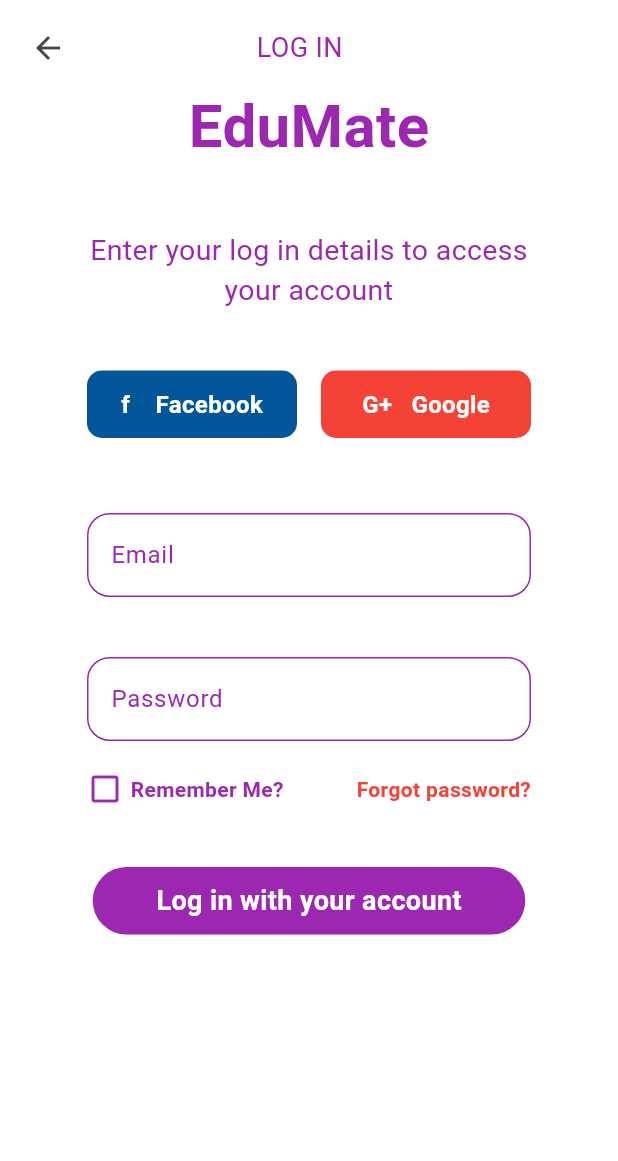
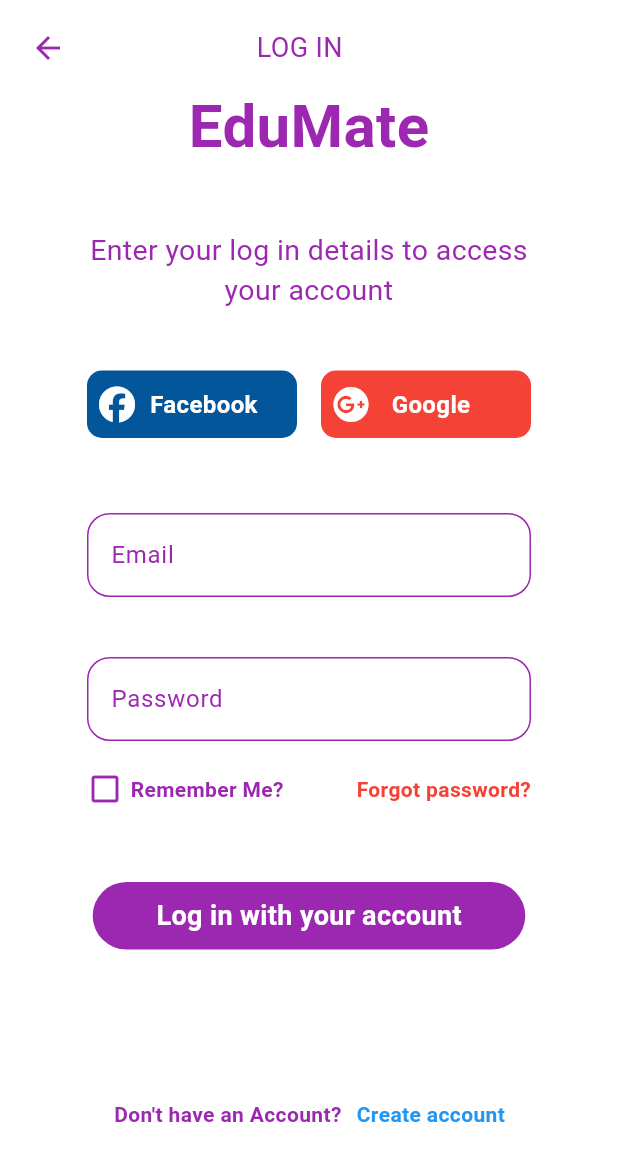
Before and after one commit to Eranga035225/learning_app_flutter, a Flutter app: the LoginScreen screen opened directly, on a phone screen of 412 x 824 dp. Shown: the top 1161 px of the screen. Run offline on Flutter 3.47's test engine with Material 3 defaults, Android fonts, the phone set to English and light mode, and no system bars; our stand-ins replace font_awesome_flutter, logger; network calls fail.

Commit message:
developed login screen completly

```diff
--- a/lib/screens/login_screen.dart
+++ b/lib/screens/login_screen.dart
@@ -1,4 +1,6 @@
 import 'package:flutter/material.dart';
+import 'package:font_awesome_flutter/font_awesome_flutter.dart';
+import 'package:learning_app_flutter/screens/myClasses.dart';
 import 'package:learning_app_flutter/screens/welcome_screen.dart';
 
 class LoginScreen extends StatefulWidget {
@@ -26,7 +28,9 @@
                   children: [
                     Align(
                       alignment: Alignment.topLeft,
-                      child: BackButton()
+                      child: BackButton(
+                        color:Colors.purple
+                      )
                     ),
                     SizedBox(width:115),
                     Text('LOG IN' , style: TextStyle(color:Colors.purple, fontSize: 18),),
@@ -48,7 +52,17 @@
                         color: const Color.fromARGB(255, 3, 86, 154),
                         borderRadius: BorderRadius.circular(10),
                       ),
-                      child: Center(child: Text('f    Facebook', style:TextStyle(color:Colors.white, fontSize: 16, fontWeight: FontWeight.bold))),
+                      child: Center(child: Padding(
+                        padding: const EdgeInsets.all(8.0),
+                        child: Row(
+                          children: [
+                             Icon(FontAwesomeIcons.facebook, color: Colors.white,),
+                             SizedBox(width:10),
+                            Text('Facebook', style:TextStyle(color:Colors.white, fontSize: 16, fontWeight: FontWeight.bold)),
+
+                          ],
+                        ),
+                      )),
 
 
 
@@ -61,7 +75,16 @@
                         color: Colors.red,
                         borderRadius: BorderRadius.circular(10),
                       ),
-                      child: Center(child: Text('G+   Google', style:TextStyle(color:Colors.white, fontSize: 16, fontWeight: FontWeight.bold))),
+                      child: Center(child: Padding(
+                        padding: const EdgeInsets.all(8.0),
+                        child: Row(
+                          children: [
+                            Icon(FontAwesomeIcons.googlePlus, color: Colors.white,),
+                            SizedBox(width:15),
+                            Text('Google', style:TextStyle(color:Colors.white, fontSize: 16, fontWeight: FontWeight.bold)),
+                          ],
+                        ),
+                      )),
 
 
 
@@ -146,10 +169,25 @@
                   ],),
                 ),
 
-                SizedBox(height:20),
+                SizedBox(height:30),
 
-                CustomButton(size: size , text: 'Log in with your account'),
+                GestureDetector(
+                  onTap: (){
+                    Navigator.push(context, MaterialPageRoute(builder: (context)=> MyClasses()));
 
+
+
+                  },
+                  child: CustomButton(size: size , text: 'Log in with your account')),
+
+                Padding(
+                  padding: const EdgeInsets.only(top:100,left:68,right:50),
+                  child: Row(children: [
+                    Text('Don\'t have an Account?', style: TextStyle(color:Colors.purple,fontSize: 14, fontWeight: FontWeight.bold),),
+                    SizedBox(width:10),
+                    Text('Create account', style:TextStyle(color:Colors.blue,fontSize: 14, fontWeight: FontWeight.bold)),
+                  ],),
+                )
 
 
 
```
